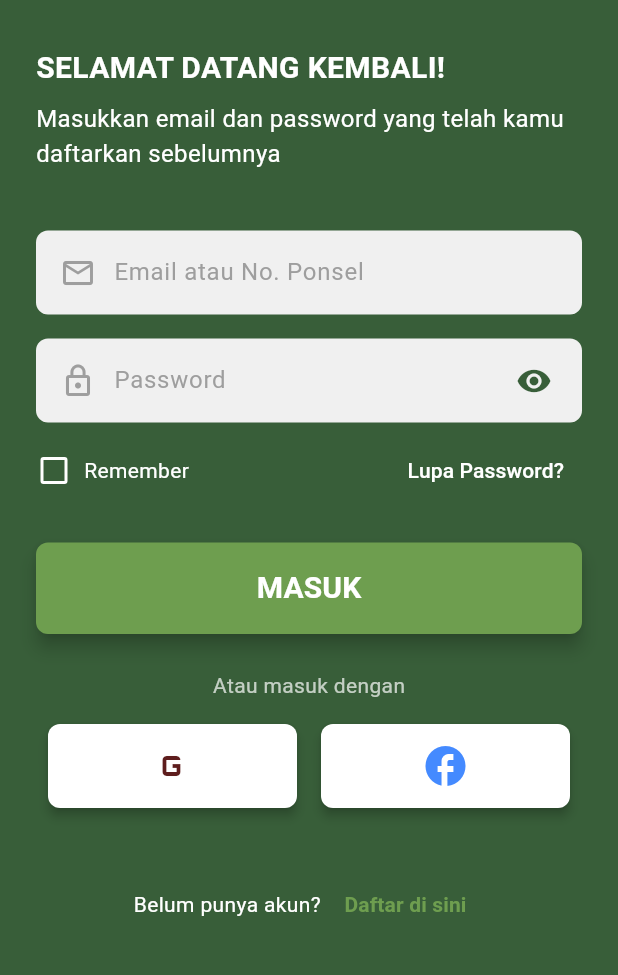
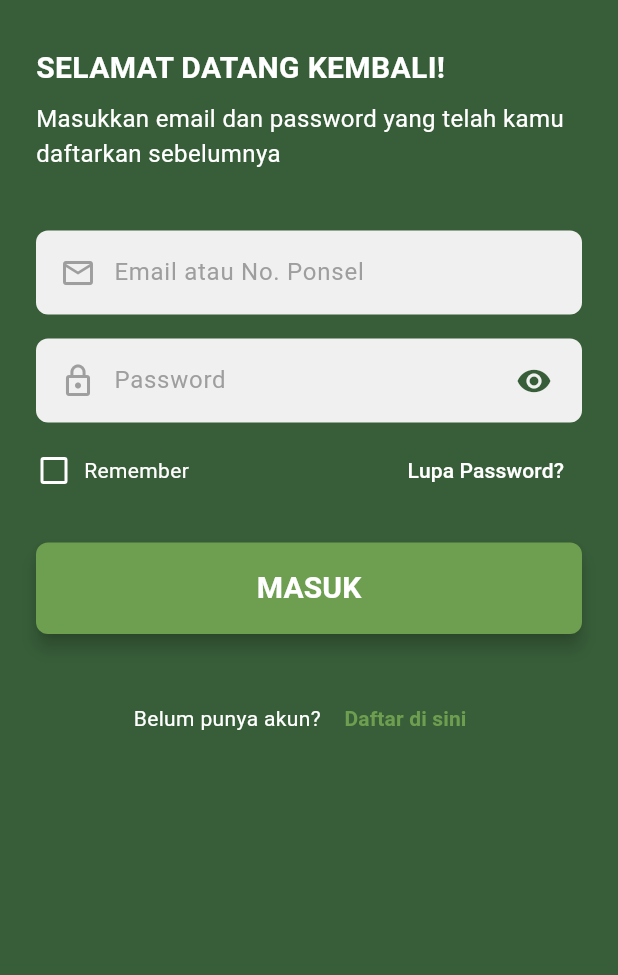
Before and after one commit to ameliawaruwu/Go-Maggot-Flutter, a Flutter app: the screen it shows after launch, on a phone screen of 412 x 824 dp, the part 128-1103 px from its top. Run offline on Flutter 3.47's test engine with Material 3 defaults, Android fonts, the phone set to English and light mode, and no system bars.

Commit message:
login n main

```diff
--- a/lib/login.dart
+++ b/lib/login.dart
@@ -1,8 +1,7 @@
 import 'package:flutter/material.dart';
-import 'main.dart';
 import 'home_page.dart';
 import 'forgot_password_screen.dart';
-import 'register.dart';
+import 'main.dart' show RegisterRoute;
 
 const String appName = 'GoMaggot';
 const Color primaryDarkGreen = Color(0xFF385E39);
@@ -35,6 +34,7 @@ class _LoginScreenState extends State<LoginScreen> {
       );
       return;
     }
+
     Navigator.pushReplacement(
       context,
       MaterialPageRoute(
@@ -56,24 +56,22 @@ class _LoginScreenState extends State<LoginScreen> {
       backgroundColor: primaryDarkGreen,
       body: SafeArea(
         child: SingleChildScrollView(
-          padding:
-              const EdgeInsets.symmetric(horizontal: 24.0, vertical: 32.0),
+          padding: const EdgeInsets.symmetric(horizontal: 24.0, vertical: 32.0),
           child: Column(
             crossAxisAlignment: CrossAxisAlignment.stretch,
             children: <Widget>[
-              // Bagian logo
               Align(
                 alignment: Alignment.centerLeft,
                 child: RichText(
                   text: TextSpan(
-                    style: TextStyle(
+                    style: const TextStyle(
                       fontSize: 36,
                       fontWeight: FontWeight.bold,
                       fontFamily: 'Kaushan Script',
                       color: accentLightGreen,
                     ),
-                    children: <TextSpan>[
-                      const TextSpan(text: 'Go'),
+                    children: const <TextSpan>[
+                      TextSpan(text: 'Go'),
                       TextSpan(
                         text: 'Maggot',
                         style: TextStyle(
@@ -86,6 +84,7 @@ class _LoginScreenState extends State<LoginScreen> {
                   ),
                 ),
               ),
+
               const SizedBox(height: 32.0),
               const Text(
                 'SELAMAT DATANG KEMBALI!',
@@ -109,8 +108,8 @@ class _LoginScreenState extends State<LoginScreen> {
                 controller: _emailController,
                 hintText: 'Email atau No. Ponsel',
                 prefixIcon: Icons.email_outlined,
-                isPassword: false,
               ),
+
               const SizedBox(height: 16.0),
 
               _buildTextField(
@@ -126,6 +125,7 @@ class _LoginScreenState extends State<LoginScreen> {
                   });
                 },
               ),
+
               const SizedBox(height: 8.0),
 
               Row(
@@ -145,8 +145,7 @@ class _LoginScreenState extends State<LoginScreen> {
                           },
                           checkColor: primaryDarkGreen,
                           activeColor: Colors.white,
-                          side: const BorderSide(
-                              color: Colors.white, width: 2),
+                          side: const BorderSide(color: Colors.white, width: 2),
                         ),
                       ),
                       const SizedBox(width: 8.0),
@@ -161,8 +160,7 @@ class _LoginScreenState extends State<LoginScreen> {
                       Navigator.push(
                         context,
                         MaterialPageRoute(
-                          builder: (context) =>
-                              const ForgotPasswordScreen(),
+                          builder: (context) => const ForgotPasswordScreen(),
                         ),
                       );
                     },
@@ -173,14 +171,14 @@ class _LoginScreenState extends State<LoginScreen> {
                   ),
                 ],
               ),
+
               const SizedBox(height: 24.0),
 
               ElevatedButton(
                 onPressed: () => _attemptLogin(context),
                 style: ElevatedButton.styleFrom(
                   backgroundColor: accentLightGreen,
-                  padding:
-                      const EdgeInsets.symmetric(vertical: 16.0),
+                  padding: const EdgeInsets.symmetric(vertical: 16.0),
                   shape: RoundedRectangleBorder(
                     borderRadius: BorderRadius.circular(8.0),
                   ),
@@ -195,33 +193,9 @@ class _LoginScreenState extends State<LoginScreen> {
                   ),
                 ),
               ),
-              const SizedBox(height: 24.0),
 
-              const Center(
-                child: Text(
-                  'Atau masuk dengan',
-                  style: TextStyle(color: Colors.white70),
-                ),
-              ),
-              const SizedBox(height: 16.0),
+              const SizedBox(height: 32.0),
 
-              // Tombol Google & Facebook
-              Row(
-                mainAxisAlignment: MainAxisAlignment.spaceEvenly,
-                children: <Widget>[
-                  _buildSocialButton(
-                    icon: Icons.g_mobiledata,
-                    color: const Color.fromARGB(255, 94, 29, 29),
-                  ),
-                  _buildSocialButton(
-                    icon: Icons.facebook,
-                    color: Colors.blueAccent,
-                  ),
-                ],
-              ),
-              const SizedBox(height: 40.0),
-
-              // >>> REVISI: "Belum punya akun? Daftar di sini" bisa diklik <<<
               Center(
                 child: Row(
                   mainAxisAlignment: MainAxisAlignment.center,
@@ -235,12 +209,7 @@ class _LoginScreenState extends State<LoginScreen> {
                     ),
                     TextButton(
                       onPressed: () {
-                        Navigator.push(
-                          context,
-                          MaterialPageRoute(
-                            builder: (_) => const RegisterScreen(),
-                          ),
-                        );
+                        Navigator.pushNamed(context, RegisterRoute);
                       },
                       child: const Text(
                         'Daftar di sini',
@@ -282,19 +251,16 @@ class _LoginScreenState extends State<LoginScreen> {
           hintText: hintText,
           hintStyle: const TextStyle(color: Colors.grey),
           border: InputBorder.none,
-          contentPadding:
-              const EdgeInsets.symmetric(vertical: 16.0),
+          contentPadding: const EdgeInsets.symmetric(vertical: 16.0),
           prefixIcon: Padding(
-            padding:
-                const EdgeInsets.only(left: 16.0, right: 8.0),
+            padding: const EdgeInsets.only(left: 16.0, right: 8.0),
             child: Icon(prefixIcon, color: Colors.grey),
           ),
           suffixIcon: suffixIcon != null
               ? GestureDetector(
                   onTap: onSuffixIconTap,
                   child: Padding(
-                    padding:
-                        const EdgeInsets.only(right: 16.0),
+                    padding: const EdgeInsets.only(right: 16.0),
                     child: Icon(
                       suffixIcon,
                       color: primaryDarkGreen,
@@ -306,33 +272,4 @@ class _LoginScreenState extends State<LoginScreen> {
       ),
     );
   }
-
-  Widget _buildSocialButton({
-    required IconData icon,
-    required Color color,
-  }) {
-    return Expanded(
-      child: Padding(
-        padding:
-            const EdgeInsets.symmetric(horizontal: 8.0),
-        child: ElevatedButton(
-          onPressed: () {},
-          style: ElevatedButton.styleFrom(
-            backgroundColor: Colors.white,
-            padding:
-                const EdgeInsets.symmetric(vertical: 12.0),
-            shape: RoundedRectangleBorder(
-              borderRadius: BorderRadius.circular(8.0),
-            ),
-            elevation: 3,
-          ),
-          child: Icon(
-            icon,
-            color: color,
-            size: 32,
-          ),
-        ),
-      ),
-    );
-  }
 }
--- a/lib/main.dart
+++ b/lib/main.dart
@@ -2,6 +2,7 @@ import 'package:flutter/material.dart';
 import 'package:gomaggot_flutter/bantuan.dart';
 import 'package:gomaggot_flutter/edukasi.dart';
 import 'package:gomaggot_flutter/profil.dart';
+
 import 'product.dart';
 import 'login.dart';
 import 'keranjang.dart';
@@ -10,8 +11,8 @@ import 'feedback.dart';
 import 'home_page.dart';
 import 'register.dart';
 
-// Route
-const String LoginRoute = '/';
+// ROUTES
+const String LoginRoute = '/login';
 const String ProductRoute = '/product';
 const String CartRoute = '/cart';
 const String ProfileRoute = '/profil';
@@ -39,18 +40,13 @@ class MyApp extends StatelessWidget {
         ),
         useMaterial3: true,
       ),
-
-
-
       initialRoute: LoginRoute,
       routes: {
+        LoginRoute: (context) => const LoginScreen(),
         RegisterRoute: (context) => const RegisterScreen(),
-        LoginRoute: (context) => const LoginScreen(),
         ProductRoute: (context) => const ProductPage(),
         CartRoute: (context) => const CartScreen(),
         ProfileRoute: (context) => const ProfilePage(),
-        ProductRoute: (context) => const ProductPage(),
-        CartRoute: (context) => const CartScreen(),
         PaymentRoute: (context) => const PaymentPage(),
         FeedbackRoute: (context) => const FeedbackPage(),
         HomeRoute: (context) => const HomePage(),
```
